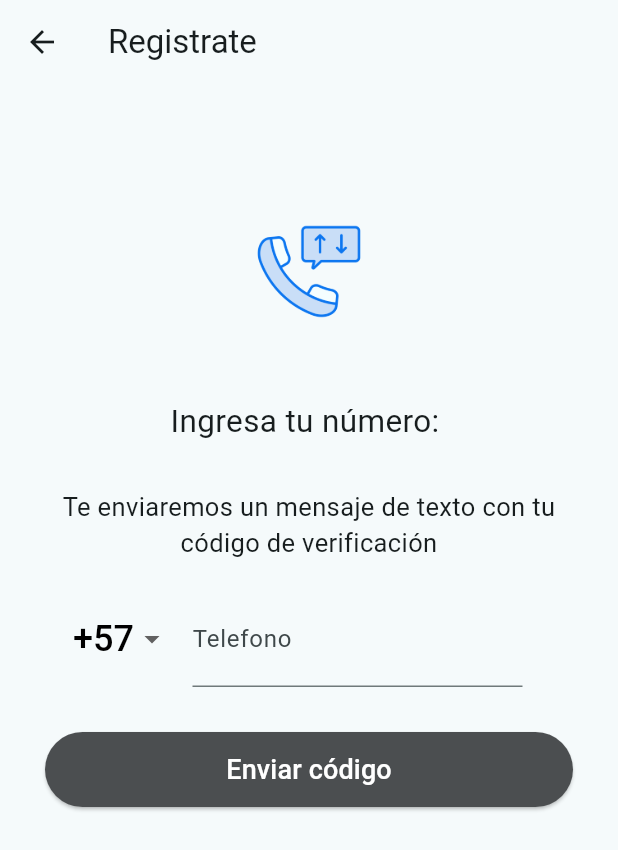
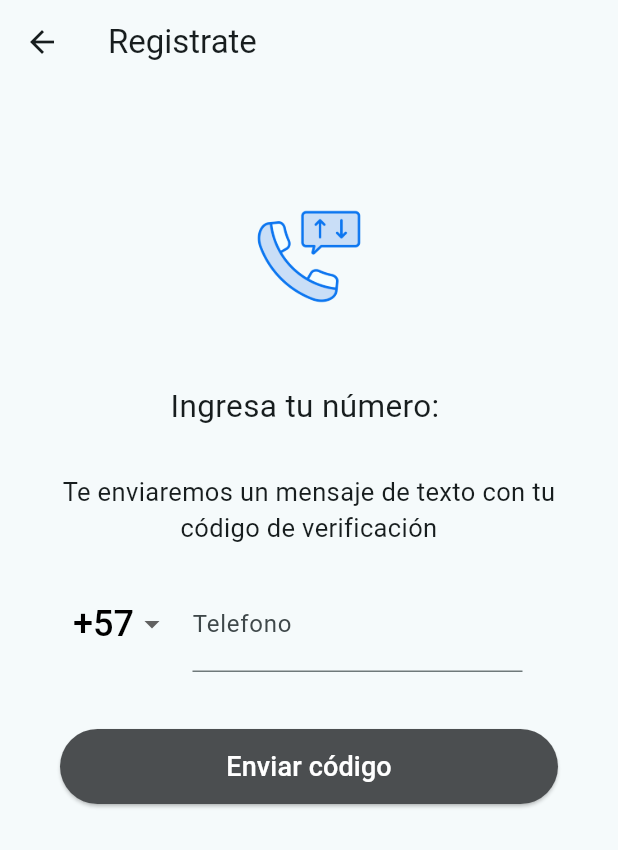
Before and after one commit to smartbillco/SMARTBILL_IOS, a Flutter app: the AuthenticateScreen screen opened directly, on a phone screen of 412 x 824 dp. Shown: the top 850 px of the screen. Run offline on Flutter 3.47's test engine with Material 3 defaults, Android fonts, the phone set to English and light mode, and no system bars; our stand-ins replace animated_splash_screen, file_picker, firebase_auth, firebase_core, flutter_svg, pinput and 1 more; missing offline and left inert: mobile_scanner; accounts and stored records are empty; network calls fail.

```diff
--- a/lib/screens/authentication/authenticate.dart
+++ b/lib/screens/authentication/authenticate.dart
@@ -93,7 +93,7 @@ class _AuthenticateScreenState extends State<AuthenticateScreen> {
         title: const Text("Registrate"),
       ),
       body: Container(
-        padding: const EdgeInsets.symmetric(horizontal: 30, vertical: 70),
+        padding: const EdgeInsets.symmetric(horizontal: 30, vertical: 60),
         child: Column(
           crossAxisAlignment: CrossAxisAlignment.center,
           children: [
@@ -142,12 +142,12 @@ class _AuthenticateScreenState extends State<AuthenticateScreen> {
               ],
             ),
 
-            const SizedBox(height: 30),
+            const SizedBox(height: 38),
 
             //Submit button
             isLoading ? const CircularProgressIndicator() : SizedBox(
               height: 50,
-              width: MediaQuery.of(context).size.width - 40,
+              width: MediaQuery.of(context).size.width - 80,
               child: ElevatedButton(
                   style: const ButtonStyle(
                       backgroundColor: WidgetStatePropertyAll(Color.fromARGB(255, 75, 78, 80))),
--- a/lib/screens/authentication/otp.dart
+++ b/lib/screens/authentication/otp.dart
@@ -100,7 +100,7 @@ class _OtpScreenState extends State<OtpScreen> {
               ),
             ),
             const SizedBox(
-              height: 30,
+              height: 45,
             ),
             isLoading
                 ? const CircularProgressIndicator()
```
Also changed, not shown: lib/screens/dashboard/dashboard.dart (+6 -4 lines), 1 other file.
